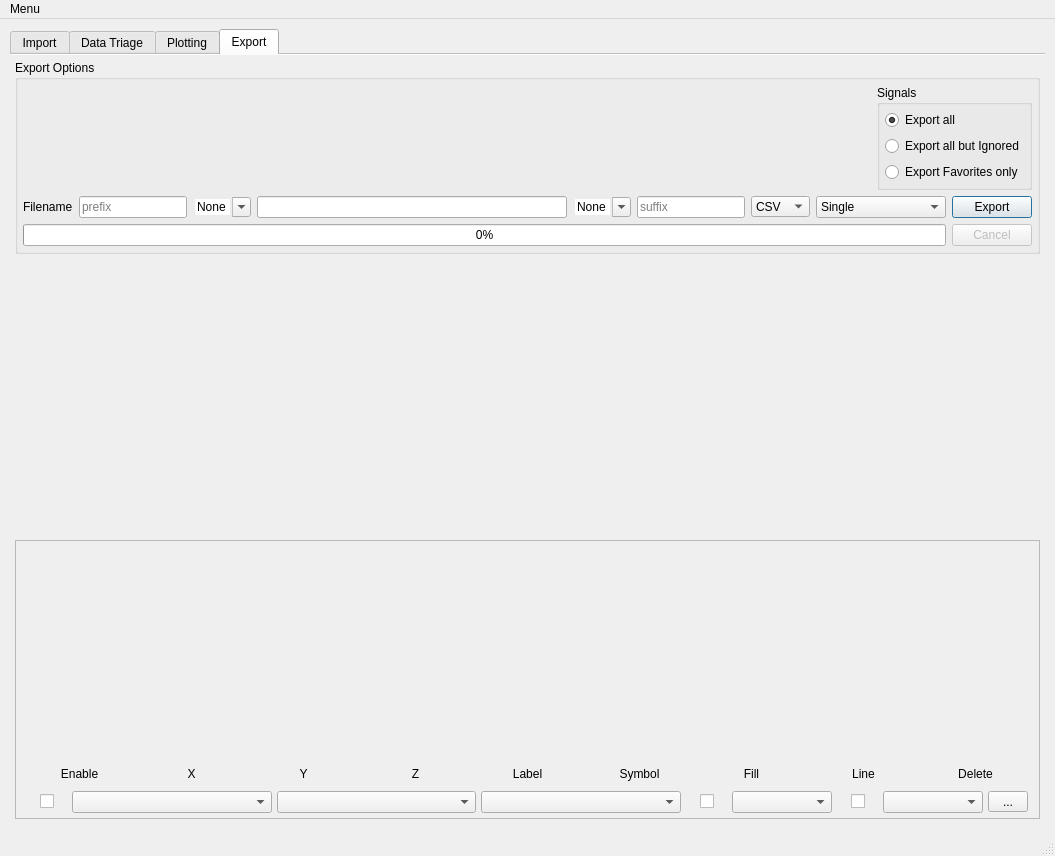
Before: the Qt Designer form colliderscope.ui in kevinanewman/colliderscope2024, drawn with Qt 5.
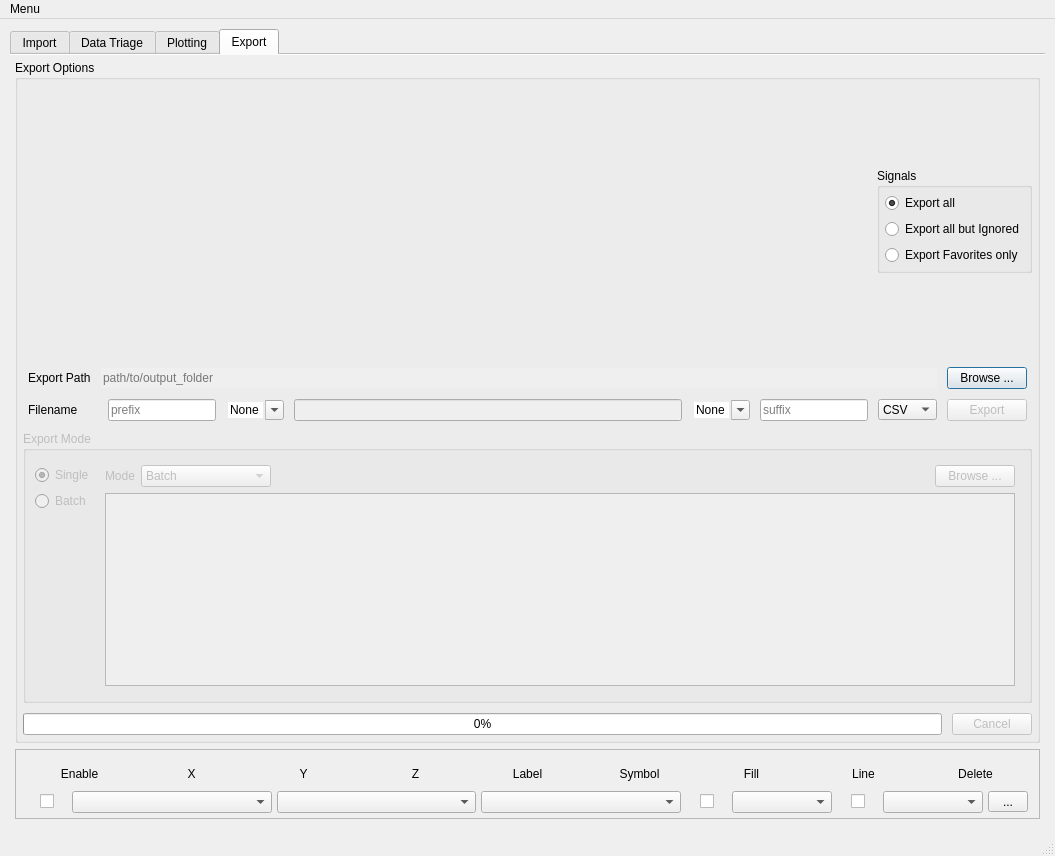
After: the same form once the commit is applied. The open tabs and pages were chosen to show the change. Icons and pictures are not drawn. Custom widgets are drawn as their Qt base class.

Commit message: revised export handling

Diff of the .ui file:
```diff
--- a/colliderscope.ui
+++ b/colliderscope.ui
@@ -304,7 +304,7 @@
                </size>
               </property>
               <property name="currentIndex">
-               <number>1</number>
+               <number>0</number>
               </property>
               <property name="documentMode">
                <bool>true</bool>
@@ -1811,7 +1811,7 @@
           <item>
            <widget class="QTabWidget" name="ignore_favorites_tabWidget">
             <property name="currentIndex">
-             <number>1</number>
+             <number>0</number>
             </property>
             <property name="documentMode">
              <bool>true</bool>
@@ -2195,7 +2195,7 @@
        <attribute name="title">
         <string>Export</string>
        </attribute>
-       <layout class="QVBoxLayout" name="verticalLayout_12" stretch="0,1,1">
+       <layout class="QVBoxLayout" name="verticalLayout_12" stretch="1,0">
         <property name="leftMargin">
          <number>5</number>
         </property>
@@ -2225,7 +2225,10 @@
           <property name="title">
            <string>Export Options</string>
           </property>
-          <layout class="QVBoxLayout" name="verticalLayout_23">
+          <layout class="QVBoxLayout" name="verticalLayout_25" stretch="0,0,0,0,0">
+           <property name="spacing">
+            <number>10</number>
+           </property>
            <property name="leftMargin">
             <number>5</number>
            </property>
@@ -2359,12 +2362,76 @@
             </layout>
            </item>
            <item>
-            <layout class="QHBoxLayout" name="horizontalLayout_8" stretch="0,0,0,1,0,0,0,0,0">
+            <layout class="QHBoxLayout" name="file_export_browse_horizontalLayout">
+             <property name="leftMargin">
+              <number>5</number>
+             </property>
+             <property name="rightMargin">
+              <number>5</number>
+             </property>
+             <item>
+              <widget class="QLabel" name="filepathname_label_2">
+               <property name="sizePolicy">
+                <sizepolicy hsizetype="Preferred" vsizetype="Fixed">
+                 <horstretch>0</horstretch>
+                 <verstretch>0</verstretch>
+                </sizepolicy>
+               </property>
+               <property name="text">
+                <string>Export Path</string>
+               </property>
+              </widget>
+             </item>
+             <item>
+              <widget class="QLineEdit" name="export_folder_filepathname_lineEdit">
+               <property name="enabled">
+                <bool>false</bool>
+               </property>
+               <property name="frame">
+                <bool>false</bool>
+               </property>
+               <property name="placeholderText">
+                <string>path/to/output_folder</string>
+               </property>
+               <property name="clearButtonEnabled">
+                <bool>false</bool>
+               </property>
+              </widget>
+             </item>
+             <item>
+              <widget class="QPushButton" name="file_export_folder_browse_pushButton">
+               <property name="text">
+                <string>Browse ...</string>
+               </property>
+               <property name="autoDefault">
+                <bool>true</bool>
+               </property>
+               <property name="default">
+                <bool>true</bool>
+               </property>
+              </widget>
+             </item>
+            </layout>
+           </item>
+           <item>
+            <layout class="QHBoxLayout" name="horizontalLayout_8" stretch="0,0,0,1,0,0,0,0">
+             <property name="leftMargin">
+              <number>5</number>
+             </property>
              <property name="topMargin">
               <number>0</number>
              </property>
+             <property name="rightMargin">
+              <number>5</number>
+             </property>
              <item>
               <widget class="QLabel" name="label_14">
+               <property name="minimumSize">
+                <size>
+                 <width>70</width>
+                 <height>0</height>
+                </size>
+               </property>
                <property name="text">
                 <string>Filename</string>
                </property>
@@ -2430,7 +2497,11 @@
               </widget>
              </item>
              <item>
-              <widget class="QLineEdit" name="export_data_lineEdit"/>
+              <widget class="QLineEdit" name="export_data_lineEdit">
+               <property name="enabled">
+                <bool>false</bool>
+               </property>
+              </widget>
              </item>
              <item>
               <widget class="QComboBox" name="export_data_suffix_filler_comboBox">
@@ -2517,32 +2588,11 @@
                </item>
               </widget>
              </item>
-             <item>
-              <widget class="QComboBox" name="export_data_mode_comboBox">
-               <item>
-                <property name="text">
-                 <string>Single</string>
-                </property>
-               </item>
-               <item>
-                <property name="text">
-                 <string>Batch</string>
-                </property>
-               </item>
-               <item>
-                <property name="text">
-                 <string>Batch + Combined</string>
-                </property>
-               </item>
-               <item>
-                <property name="text">
-                 <string>Combined</string>
-                </property>
-               </item>
-              </widget>
-             </item>
              <item>
               <widget class="QPushButton" name="export_data_pushButton">
+               <property name="enabled">
+                <bool>false</bool>
+               </property>
                <property name="text">
                 <string>Export</string>
                </property>
@@ -2550,12 +2600,192 @@
                 <bool>true</bool>
                </property>
                <property name="default">
-                <bool>true</bool>
+                <bool>false</bool>
                </property>
               </widget>
              </item>
             </layout>
            </item>
+           <item>
+            <widget class="QGroupBox" name="export_mode_groupBox">
+             <property name="enabled">
+              <bool>false</bool>
+             </property>
+             <property name="title">
+              <string>Export Mode</string>
+             </property>
+             <layout class="QHBoxLayout" name="horizontalLayout_21" stretch="0,1">
+              <item>
+               <layout class="QVBoxLayout" name="verticalLayout_24" stretch="0,0,0,1">
+                <item>
+                 <spacer name="verticalSpacer_7">
+                  <property name="orientation">
+                   <enum>Qt::Vertical</enum>
+                  </property>
+                  <property name="sizeHint" stdset="0">
+                   <size>
+                    <width>20</width>
+                    <height>5</height>
+                   </size>
+                  </property>
+                 </spacer>
+                </item>
+                <item>
+                 <widget class="QRadioButton" name="export_mode_single_radioButton">
+                  <property name="text">
+                   <string>Single</string>
+                  </property>
+                  <property name="checked">
+                   <bool>true</bool>
+                  </property>
+                  <attribute name="buttonGroup">
+                   <string notr="true">buttonGroup</string>
+                  </attribute>
+                 </widget>
+                </item>
+                <item>
+                 <widget class="QRadioButton" name="export_mode_batch_radioButton">
+                  <property name="text">
+                   <string>Batch</string>
+                  </property>
+                  <attribute name="buttonGroup">
+                   <string notr="true">buttonGroup</string>
+                  </attribute>
+                 </widget>
+                </item>
+                <item>
+                 <spacer name="verticalSpacer_8">
+                  <property name="orientation">
+                   <enum>Qt::Vertical</enum>
+                  </property>
+                  <property name="sizeHint" stdset="0">
+                   <size>
+                    <width>20</width>
+                    <height>40</height>
+                   </size>
+                  </property>
+                 </spacer>
+                </item>
+               </layout>
+              </item>
+              <item>
+               <widget class="QStackedWidget" name="export_mode_stackedWidget">
+                <property name="currentIndex">
+                 <number>0</number>
+                </property>
+                <widget class="QWidget" name="single_page">
+                 <property name="sizePolicy">
+                  <sizepolicy hsizetype="MinimumExpanding" vsizetype="Minimum">
+                   <horstretch>0</horstretch>
+                   <verstretch>0</verstretch>
+                  </sizepolicy>
+                 </property>
+                </widget>
+                <widget class="QWidget" name="batch_page">
+                 <property name="sizePolicy">
+                  <sizepolicy hsizetype="Preferred" vsizetype="Minimum">
+                   <horstretch>0</horstretch>
+                   <verstretch>0</verstretch>
+                  </sizepolicy>
+                 </property>
+                 <layout class="QVBoxLayout" name="verticalLayout_23">
+                  <property name="leftMargin">
+                   <number>5</number>
+                  </property>
+                  <property name="topMargin">
+                   <number>5</number>
+                  </property>
+                  <property name="rightMargin">
+                   <number>5</number>
+                  </property>
+                  <property name="bottomMargin">
+                   <number>5</number>
+                  </property>
+                  <item>
+                   <layout class="QHBoxLayout" name="horizontalLayout_20">
+                    <property name="spacing">
+                     <number>-1</number>
+                    </property>
+                    <item>
+                     <layout class="QHBoxLayout" name="horizontalLayout_19">
+                      <item>
+                       <widget class="QLabel" name="label_15">
+                        <property name="text">
+                         <string>Mode</string>
+                        </property>
+                       </widget>
+                      </item>
+                      <item>
+                       <widget class="QComboBox" name="export_data_mode_comboBox">
+                        <item>
+                         <property name="text">
+                          <string>Batch</string>
+                         </property>
+                        </item>
+                        <item>
+                         <property name="text">
+                          <string>Batch + Combined</string>
+                         </property>
+                        </item>
+                        <item>
+                         <property name="text">
+                          <string>Combined</string>
+                         </property>
+                        </item>
+                       </widget>
+                      </item>
+                     </layout>
+                    </item>
+                    <item>
+                     <spacer name="horizontalSpacer_3">
+                      <property name="orientation">
+                       <enum>Qt::Horizontal</enum>
+                      </property>
+                      <property name="sizeHint" stdset="0">
+                       <size>
+                        <width>40</width>
+                        <height>20</height>
+                       </size>
+                      </property>
+                     </spacer>
+                    </item>
+                    <item>
+                     <widget class="QPushButton" name="file_export_batch_files_browse_pushButton">
+                      <property name="text">
+                       <string>Browse ...</string>
+                      </property>
+                      <property name="autoDefault">
+                       <bool>true</bool>
+                      </property>
+                      <property name="default">
+                       <bool>false</bool>
+                      </property>
+                     </widget>
+                    </item>
+                   </layout>
+                  </item>
+                  <item>
+                   <widget class="QListWidget" name="export_batch_files_listWidget">
+                    <property name="font">
+                     <font>
+                      <family>Courier New</family>
+                     </font>
+                    </property>
+                    <property name="editTriggers">
+                     <set>QAbstractItemView::NoEditTriggers</set>
+                    </property>
+                    <property name="showDropIndicator" stdset="0">
+                     <bool>false</bool>
+                    </property>
+                   </widget>
+                  </item>
+                 </layout>
+                </widget>
+               </widget>
+              </item>
+             </layout>
+            </widget>
+           </item>
            <item>
             <layout class="QHBoxLayout" name="horizontalLayout_18">
              <item>
@@ -2583,24 +2813,17 @@
           </layout>
          </widget>
         </item>
-        <item>
-         <spacer name="verticalSpacer_7">
-          <property name="orientation">
-           <enum>Qt::Vertical</enum>
-          </property>
-          <property name="sizeHint" stdset="0">
-           <size>
-            <width>20</width>
-            <height>40</height>
-           </size>
-          </property>
-         </spacer>
-        </item>
         <item>
          <widget class="QScrollArea" name="scrollArea_2">
           <property name="enabled">
            <bool>true</bool>
           </property>
+          <property name="sizePolicy">
+           <sizepolicy hsizetype="Expanding" vsizetype="Minimum">
+            <horstretch>0</horstretch>
+            <verstretch>0</verstretch>
+           </sizepolicy>
+          </property>
           <property name="widgetResizable">
            <bool>true</bool>
           </property>
@@ -2609,8 +2832,8 @@
             <rect>
              <x>0</x>
              <y>0</y>
-             <width>1033</width>
-             <height>268</height>
+             <width>1003</width>
+             <height>266</height>
             </rect>
            </property>
            <layout class="QVBoxLayout" name="verticalLayout_14">
@@ -2637,7 +2860,7 @@
               <property name="sizeHint" stdset="0">
                <size>
                 <width>20</width>
-                <height>187</height>
+                <height>0</height>
                </size>
               </property>
              </spacer>
@@ -3023,7 +3246,7 @@
     <rect>
      <x>0</x>
      <y>0</y>
-     <width>1055</width>
+     <width>1035</width>
      <height>24</height>
     </rect>
    </property>
```
Left out of the diff: 132 changed lines with no effect on the pictures. The commit also changes 2 other files.
